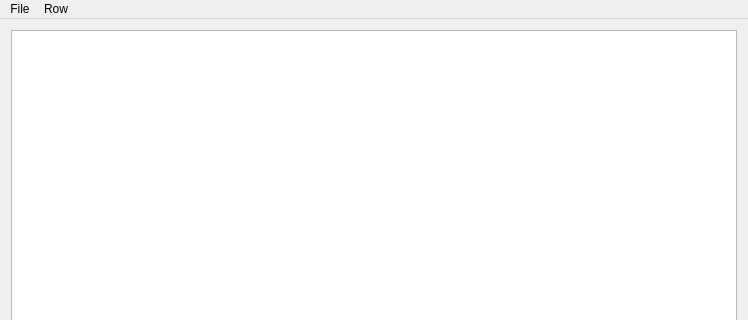
Above: ShotRunnerTool/runnertool_ui.ui from BlakeRaymond-AI/ENPH459Project before the change; both pictures show x 0 to 748 and y 0 to 320 of the 748 by 458 pixel window. Below: the same form after it.
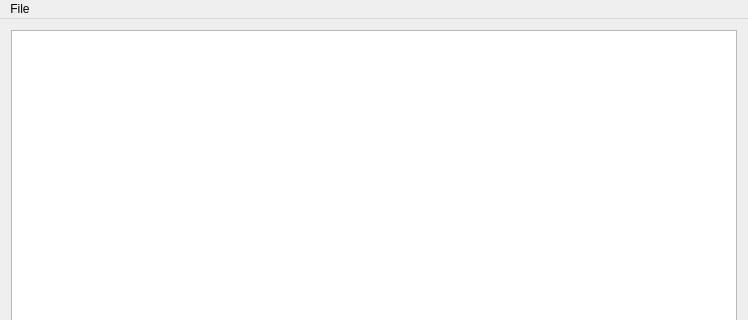
That is the form after the change.

Commit message: Fixed the non-functioning row menu

```diff
--- a/ShotRunnerTool/runnertool_ui.ui
+++ b/ShotRunnerTool/runnertool_ui.ui
@@ -100,14 +100,7 @@
     <addaction name="actionClose"/>
     <addaction name="actionExit"/>
    </widget>
-   <widget class="QMenu" name="menuRow">
-    <property name="title">
-     <string>Row</string>
-    </property>
-    <addaction name="actionRemoveRow"/>
-   </widget>
    <addaction name="menuFile"/>
-   <addaction name="menuRow"/>
   </widget>
   <action name="actionNew">
    <property name="text">
```
The commit also changes 1 other file.
